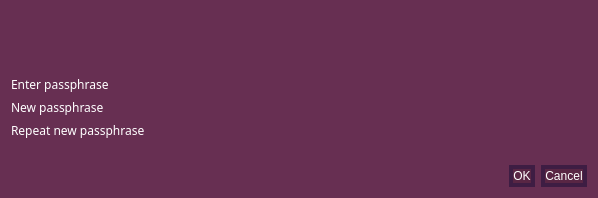
Before: the Qt Designer form src/qt/forms/askpassphrasedialog.ui in talkcoin/talkcoin-wallet, drawn with Qt 5.
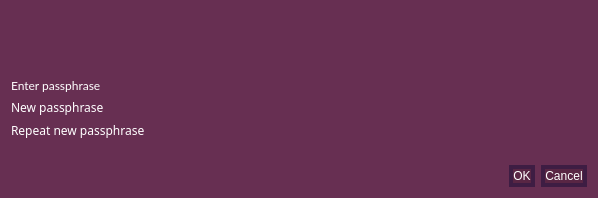
After: the same form once the commit is applied.

```diff
--- a/src/qt/forms/askpassphrasedialog.ui
+++ b/src/qt/forms/askpassphrasedialog.ui
@@ -48,7 +48,7 @@
       <widget class="QLabel" name="passLabel1">
        <property name="font">
         <font>
-         <family>Gill Sans MT</family>
+         <family>Lato</family>
          <pointsize>9</pointsize>
         </font>
        </property>
```
Left out of the diff: 3 changed lines with no effect on the pictures.
